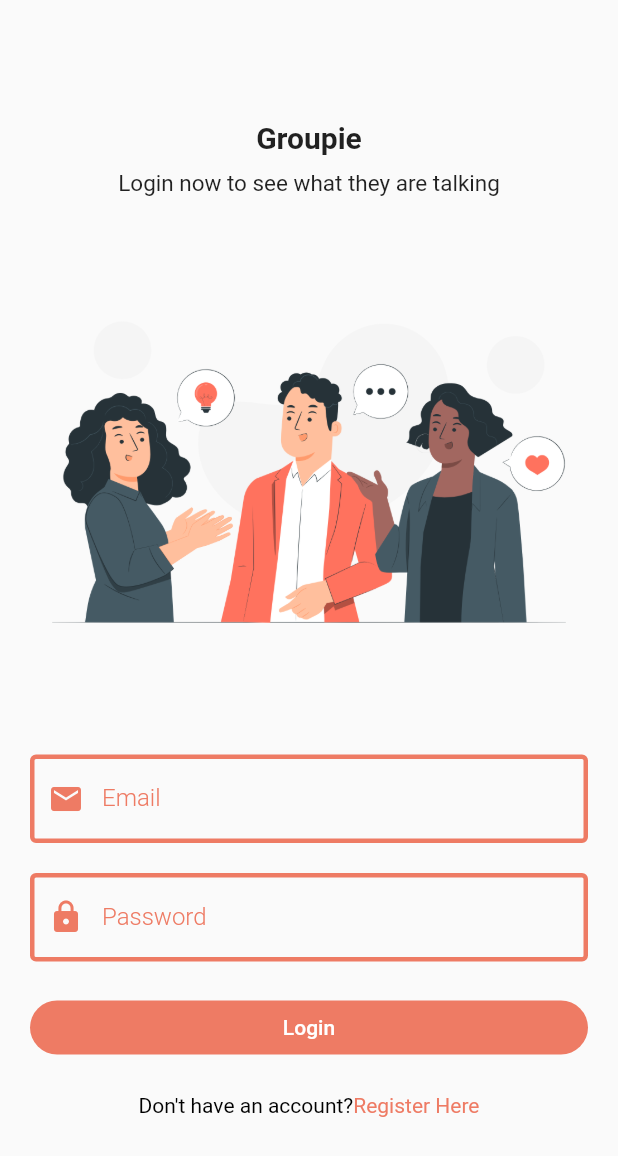
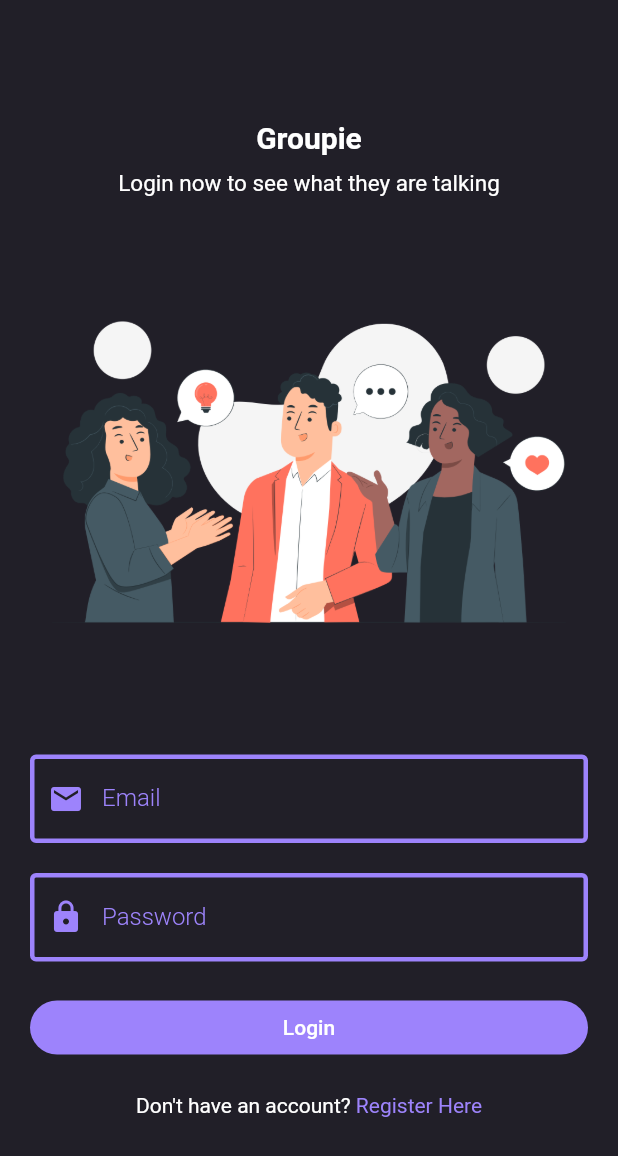
Before and after one commit to devrahul-2508/Flutter-Chat-App, a Flutter app: the screen it shows after launch, on a phone screen of 412 x 824 dp. Shown: the top 1156 px of the screen. Run offline on Flutter 3.47's test engine with Material 2 defaults, Android fonts, the phone set to English and light mode, and no system bars; our stand-ins replace cloud_firestore, firebase_auth, firebase_core, shared_preferences; accounts and stored records are empty.

Commit message:
Updated UI and changed theme

```diff
--- a/lib/main.dart
+++ b/lib/main.dart
@@ -1,6 +1,7 @@
 import 'package:chat_app/pages/home_page.dart';
 import 'package:chat_app/pages/login_page.dart';
 import 'package:chat_app/shared/constants.dart';
+import 'package:chat_app/theme/theme.dart';
 import 'package:firebase_core/firebase_core.dart';
 import 'package:flutter/material.dart';
 import 'package:flutter/foundation.dart';
@@ -56,7 +57,8 @@ class _MyAppState extends State<MyApp> {
   Widget build(BuildContext context) {
     return MaterialApp(
         debugShowCheckedModeBanner: false,
-        theme: ThemeData(primaryColor: Constants.primaryColor),
+        theme: MyTheme.appTheme(context),
+        darkTheme: MyTheme.appTheme(context),
         home: (_isSignedIn) ? HomePage() : LoginPage());
   }
 }
--- a/lib/pages/login_page.dart
+++ b/lib/pages/login_page.dart
@@ -28,10 +28,11 @@ class _LoginPageState extends State<LoginPage> {
   @override
   Widget build(BuildContext context) {
     return Scaffold(
+      backgroundColor: Theme.of(context).backgroundColor,
       body: (_isLoading)
           ? Center(
               child: CircularProgressIndicator(
-                  color: Theme.of(context).primaryColor),
+                  color: Theme.of(context).accentColor),
             )
           : SingleChildScrollView(
               child: Padding(
@@ -62,7 +63,7 @@ class _LoginPageState extends State<LoginPage> {
                               labelText: "Email",
                               prefixIcon: Icon(
                                 Icons.email,
-                                color: Theme.of(context).primaryColor,
+                                color: Theme.of(context).accentColor,
                               )),
                           onChanged: (value) {
                             setState(() {
@@ -79,7 +80,7 @@ class _LoginPageState extends State<LoginPage> {
                               labelText: "Password",
                               prefixIcon: Icon(
                                 Icons.lock,
-                                color: Theme.of(context).primaryColor,
+                                color: Theme.of(context).accentColor,
                               )),
                           onChanged: ((value) {
                             setState(() {
@@ -94,7 +95,7 @@ class _LoginPageState extends State<LoginPage> {
                           width: double.infinity,
                           child: ElevatedButton(
                               style: ElevatedButton.styleFrom(
-                                  primary: Theme.of(context).primaryColor,
+                                  primary: Theme.of(context).accentColor,
                                   elevation: 0,
                                   shape: RoundedRectangleBorder(
                                       borderRadius: BorderRadius.circular(20))),
@@ -109,16 +110,16 @@ class _LoginPageState extends State<LoginPage> {
                         Text.rich(
                           TextSpan(text: "Don't have an account?", children: [
                             TextSpan(
-                                text: "Register Here",
+                                text: " Register Here",
                                 recognizer: TapGestureRecognizer()
                                   ..onTap = () {
                                     nextScreenReplace(context, RegisterPage());
                                   },
                                 style: TextStyle(
-                                    color: Theme.of(context).primaryColor,
+                                    color: Theme.of(context).accentColor,
                                     fontSize: 14))
                           ]),
-                          style: TextStyle(color: Colors.black, fontSize: 14),
+                          style: TextStyle(color: Colors.white, fontSize: 14),
                         )
                       ],
                     )),
--- /dev/null
+++ b/lib/theme/theme.dart
@@ -0,0 +1,16 @@
+import 'package:flutter/material.dart';
+
+class MyTheme {
+  static ThemeData appTheme(BuildContext context) => ThemeData(
+      brightness: Brightness.dark,
+      accentColor: accentColour,
+      backgroundColor: backgroundColour,
+      iconTheme: IconThemeData(color: Colors.white),
+      appBarTheme: AppBarTheme(
+          color: backgroundColour,
+          elevation: 0.0,
+          iconTheme: IconThemeData(color: Colors.white)));
+
+  static Color accentColour = Color(0xffb9f85ff);
+  static Color backgroundColour = Color(0xffb1d1b25);
+}
--- a/lib/widgets/widgets.dart
+++ b/lib/widgets/widgets.dart
@@ -2,13 +2,13 @@ import 'package:flutter/material.dart';
 
 const textInputDecoration = InputDecoration(
     labelStyle:
-        TextStyle(color: Color(0xFFee7b64), fontWeight: FontWeight.w300),
+        TextStyle(color: Color(0xffb9f85ff), fontWeight: FontWeight.w300),
     focusedBorder: OutlineInputBorder(
-        borderSide: BorderSide(color: Color(0xFFee7b64), width: 3)),
+        borderSide: BorderSide(color: Color(0xffb9f85ff), width: 3)),
     enabledBorder: OutlineInputBorder(
-        borderSide: BorderSide(color: Color(0xFFee7b64), width: 3)),
+        borderSide: BorderSide(color: Color(0xffb9f85ff), width: 3)),
     errorBorder: OutlineInputBorder(
-        borderSide: BorderSide(color: Color(0xFFee7b64), width: 3)));
+        borderSide: BorderSide(color: Color(0xffb9f85ff), width: 3)));
 
 void nextScreen(context, page) {
   Navigator.push(context, MaterialPageRoute(builder: (context) => page));
--- a/pubspec.yaml
+++ b/pubspec.yaml
@@ -35,6 +35,7 @@ dependencies:
   firebase_core: ^2.4.1
   flutter:
     sdk: flutter
+  intl: ^0.17.0
   shared_preferences: ^2.0.17
 
 dev_dependencies:
```
Also changed, not shown: lib/helper/timestamp_converter.dart (added, +14 -0 lines), lib/pages/chat_page.dart (+64 -41 lines), lib/pages/group_info.dart (+7 -6 lines), lib/pages/home_page.dart (+24 -22 lines), lib/pages/profile_page.dart (+12 -8 lines), lib/pages/register_page.dart (+9 -8 lines), lib/pages/search_page.dart (+9 -6 lines), lib/widgets/group_tile.dart (+23 -5 lines), lib/widgets/message_tile.dart (+24 -8 lines), pubspec.lock.
